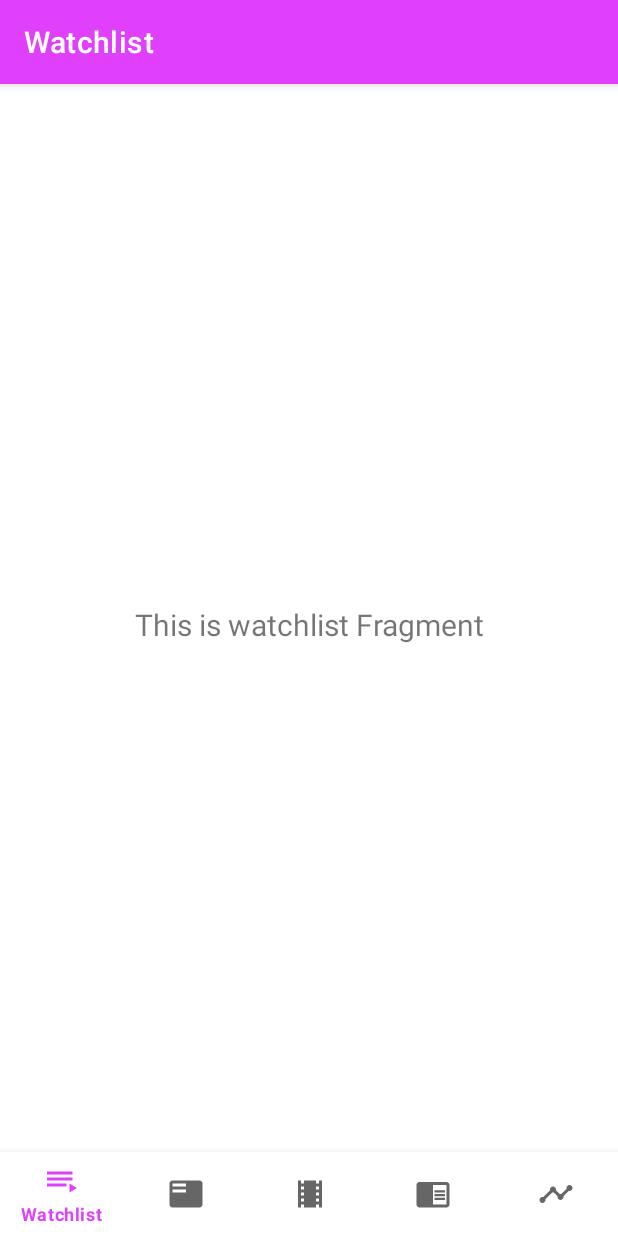
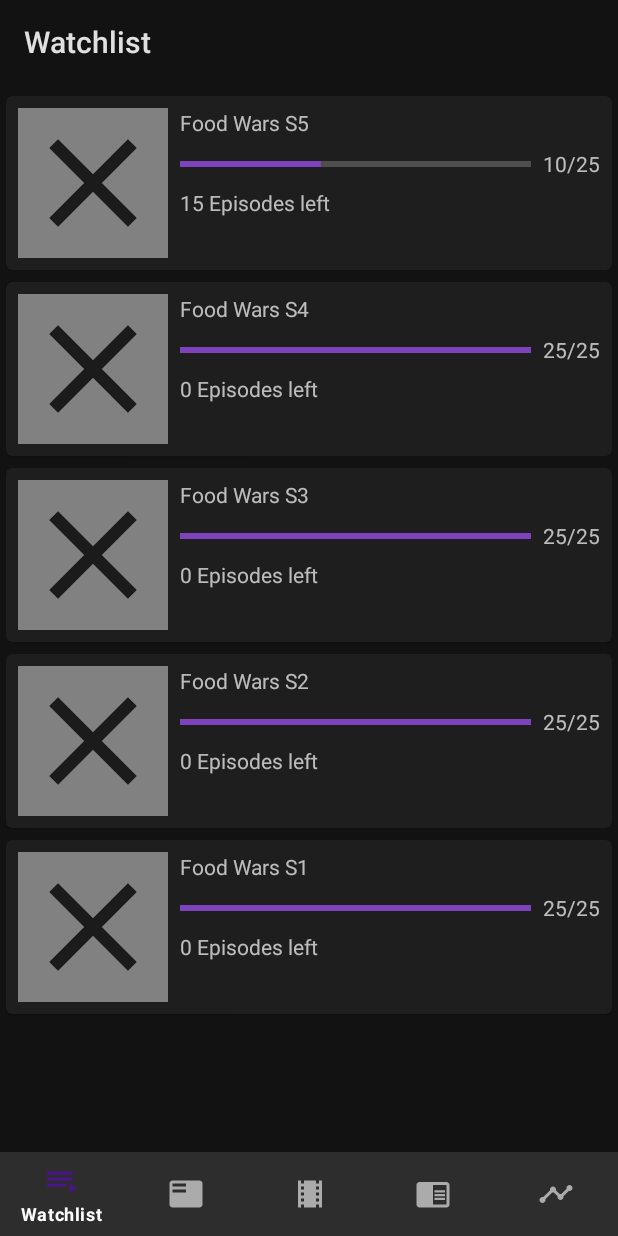
Before and after one commit to Sharkaboi/MediaHub, an Android app: the screen it shows after launch (MainActivity), on a phone screen of 412 x 824 dp. Run offline under Robolectric (Android 15) with nearby library versions, the phone set to English and light mode, and no system bars; our stand-ins replace navigation-ui; pictures from the network do not load.

Commit message:
added watchlist model class, added recyclerview item xml, added watchlist adapter with dummy data in view model, added error placeholder vector, changed theme to dark theme, fixed naming.

```diff
--- /dev/null
+++ b/app/src/main/java/com/cybershark/mediahub/data/models/WatchListModel.kt
@@ -0,0 +1,8 @@
+package com.cybershark.mediahub.data.models
+
+data class WatchListModel(
+    val name:String,
+    val image_url:String,
+    val total_episodes:Long,
+    val watched_count:Long
+)
--- a/app/src/main/java/com/cybershark/mediahub/ui/watchlist/WatchListViewModel.kt
+++ /dev/null
@@ -1,13 +0,0 @@
-package com.cybershark.mediahub.ui.watchlist
-
-import androidx.lifecycle.LiveData
-import androidx.lifecycle.MutableLiveData
-import androidx.lifecycle.ViewModel
-
-class WatchListViewModel : ViewModel() {
-
-    private val _text = MutableLiveData<String>().apply {
-        value = "This is watchlist Fragment"
-    }
-    val text: LiveData<String> = _text
-}
--- /dev/null
+++ b/app/src/main/java/com/cybershark/mediahub/ui/watchlist/adapters/WatchListAdapter.kt
@@ -0,0 +1,46 @@
+package com.cybershark.mediahub.ui.watchlist.adapters
+
+import android.view.LayoutInflater
+import android.view.View
+import android.view.ViewGroup
+import android.widget.ImageView
+import android.widget.ProgressBar
+import android.widget.TextView
+import androidx.recyclerview.widget.RecyclerView
+import com.bumptech.glide.Glide
+import com.bumptech.glide.load.resource.bitmap.CenterCrop
+import com.bumptech.glide.load.resource.bitmap.RoundedCorners
+import com.cybershark.mediahub.R
+import com.cybershark.mediahub.data.models.WatchListModel
+
+class WatchListAdapter : RecyclerView.Adapter<WatchListAdapter.WatchListViewHolder>() {
+
+    lateinit var itemList: List<WatchListModel>
+
+    inner class WatchListViewHolder(item: View) : RecyclerView.ViewHolder(item) {
+        val tvItemName=item.findViewById<TextView>(R.id.tvItemName)!!
+        val ivBanner=item.findViewById<ImageView>(R.id.ivBanner)!!
+        val pbEpisodes=item.findViewById<ProgressBar>(R.id.pbEpisodes)!!
+        val tvEpisodeWatchedCount=item.findViewById<TextView>(R.id.tvEpisodeWatchedCount)!!
+        val tvEpisodesLeft=item.findViewById<TextView>(R.id.tvEpisodesLeft)!!
+    }
+
+    override fun onCreateViewHolder(parent: ViewGroup, viewType: Int): WatchListViewHolder {
+        return WatchListViewHolder(LayoutInflater.from(parent.context).inflate(R.layout.watchlist_item, parent, false))
+    }
+
+    override fun getItemCount(): Int {
+        return itemList.size
+    }
+
+    override fun onBindViewHolder(holder: WatchListViewHolder, position: Int) {
+        holder.apply {
+            tvItemName.text=itemList[position].name
+            Glide.with(ivBanner.context).load(itemList[position].image_url).transform(RoundedCorners(8),CenterCrop()).error(R.drawable.error_placeholder).into(ivBanner)
+            tvEpisodesLeft.text=("${itemList[position].total_episodes-itemList[position].watched_count} Episodes left")
+            tvEpisodeWatchedCount.text=("${itemList[position].watched_count}/${itemList[position].total_episodes}")
+            pbEpisodes.progress=(itemList[position].watched_count.toFloat()/itemList[position].total_episodes*100).toInt()
+        }
+    }
+
+}
--- a/app/src/main/java/com/cybershark/mediahub/ui/watchlist/WatchListFragment.kt
+++ b/app/src/main/java/com/cybershark/mediahub/ui/watchlist/view/WatchListFragment.kt
@@ -1,14 +1,17 @@
-package com.cybershark.mediahub.ui.watchlist
+package com.cybershark.mediahub.ui.watchlist.view
 
 import android.os.Bundle
 import android.view.LayoutInflater
 import android.view.View
 import android.view.ViewGroup
-import android.widget.TextView
 import androidx.fragment.app.Fragment
 import androidx.lifecycle.Observer
 import androidx.lifecycle.ViewModelProviders
+import androidx.recyclerview.widget.LinearLayoutManager
 import com.cybershark.mediahub.R
+import com.cybershark.mediahub.ui.watchlist.adapters.WatchListAdapter
+import com.cybershark.mediahub.ui.watchlist.viewmodel.WatchListViewModel
+import kotlinx.android.synthetic.main.fragment_watchlist.*
 
 class WatchListFragment : Fragment() {
 
@@ -16,16 +19,16 @@ class WatchListFragment : Fragment() {
 
     override fun onCreateView(inflater: LayoutInflater, container: ViewGroup?, savedInstanceState: Bundle?): View? {
         watchListViewModel = ViewModelProviders.of(this).get(WatchListViewModel::class.java)
-        val rootView = inflater.inflate(R.layout.fragment_watchlist, container, false)
-        val textView: TextView = rootView.findViewById(R.id.text_watchlist)
-        watchListViewModel.text.observe(viewLifecycleOwner, Observer {
-            textView.text = it
-        })
-        return rootView
+        return inflater.inflate(R.layout.fragment_watchlist, container, false)
     }
 
     override fun onViewCreated(view: View, savedInstanceState: Bundle?) {
         super.onViewCreated(view, savedInstanceState)
-
+        rvWatchlist.layoutManager=LinearLayoutManager(requireContext())
+        val adapter=WatchListAdapter()
+        watchListViewModel.watchListDummy.observe(viewLifecycleOwner, Observer {
+            adapter.itemList=it
+        })
+        rvWatchlist.adapter=adapter
     }
 }
--- /dev/null
+++ b/app/src/main/java/com/cybershark/mediahub/ui/watchlist/viewmodel/WatchListViewModel.kt
@@ -0,0 +1,24 @@
+package com.cybershark.mediahub.ui.watchlist.viewmodel
+
+import androidx.lifecycle.LiveData
+import androidx.lifecycle.MutableLiveData
+import androidx.lifecycle.ViewModel
+import com.cybershark.mediahub.data.models.WatchListModel
+
+class WatchListViewModel : ViewModel() {
+
+    private val _text = MutableLiveData<String>().apply {
+        value = "This is watchlist Fragment"
+    }
+    private val _watchListDummy=MutableLiveData<List<WatchListModel>>().apply {
+        value = listOf(
+            WatchListModel("Food Wars S5","https://upload.wikimedia.org/wikipedia/en/d/d3/Shokugeki_no_Souma_Volume_1.jpg",25L,10L),
+            WatchListModel("Food Wars S4","",25L,25L),
+            WatchListModel("Food Wars S3","https://upload.wikimedia.org/wikipedia/en/d/d3/Shokugeki_no_Souma_Volume_1.jpg",25L,25L),
+            WatchListModel("Food Wars S2","https://upload.wikimedia.org/wikipedia/en/d/d3/Shokugeki_no_Souma_Volume_1.jpg",25L,25L),
+            WatchListModel("Food Wars S1","https://upload.wikimedia.org/wikipedia/en/d/d3/Shokugeki_no_Souma_Volume_1.jpg",25L,25L)
+            )
+    }
+    val text: LiveData<String> = _text
+    val watchListDummy: LiveData<List<WatchListModel>> = _watchListDummy
+}
--- /dev/null
+++ b/app/src/main/res/drawable/error_placeholder.xml
@@ -0,0 +1,13 @@
+<vector xmlns:android="http://schemas.android.com/apk/res/android"
+    android:width="24dp"
+    android:height="24dp"
+    android:viewportWidth="24.0"
+    android:viewportHeight="24.0">
+    <path
+        android:fillColor="#AFAFAFAF"
+        android:pathData="M 0,0 L 100,0 0,100 z" />
+    <path
+        android:fillColor="#1B1B1B"
+        android:pathData="M19,6.41L17.59,5 12,10.59 6.41,5 5,6.41 10.59,12 5,17.59 6.41,19 12,13.41 17.59,19 19,17.59 13.41,12z" />
+
+</vector>
--- a/app/src/main/res/layout/activity_main.xml
+++ b/app/src/main/res/layout/activity_main.xml
@@ -10,6 +10,7 @@
         android:layout_width="0dp"
         android:layout_height="wrap_content"
         android:layout_marginStart="0dp"
+        app:itemTextColor="?attr/colorOnSurface"
         android:layout_marginEnd="0dp"
         android:background="?android:attr/windowBackground"
         app:layout_constraintBottom_toBottomOf="parent"
--- a/app/src/main/res/layout/fragment_watchlist.xml
+++ b/app/src/main/res/layout/fragment_watchlist.xml
@@ -4,17 +4,15 @@
     android:layout_width="match_parent"
     android:layout_height="match_parent"
     xmlns:tools="http://schemas.android.com/tools"
-    tools:context=".ui.watchlist.WatchListFragment">
+    tools:context=".ui.watchlist.view.WatchListFragment">
 
-    <TextView
-        android:id="@+id/text_watchlist"
+    <androidx.recyclerview.widget.RecyclerView
+        android:id="@+id/rvWatchlist"
         android:layout_width="match_parent"
-        android:layout_height="wrap_content"
-        android:layout_marginStart="8dp"
-        android:layout_marginTop="8dp"
-        android:layout_marginEnd="8dp"
-        android:textAlignment="center"
-        android:textSize="20sp"
+        tools:listitem="@layout/watchlist_item"
+        android:paddingVertical="4dp"
+        tools:itemCount="400"
+        android:layout_height="match_parent"
         app:layout_constraintBottom_toBottomOf="parent"
         app:layout_constraintEnd_toEndOf="parent"
         app:layout_constraintStart_toStartOf="parent"
--- /dev/null
+++ b/app/src/main/res/layout/watchlist_item.xml
@@ -0,0 +1,74 @@
+<?xml version="1.0" encoding="utf-8"?>
+<com.google.android.material.card.MaterialCardView xmlns:android="http://schemas.android.com/apk/res/android"
+    xmlns:app="http://schemas.android.com/apk/res-auto"
+    android:layout_height="wrap_content"
+    android:layout_width="match_parent"
+    app:cardCornerRadius="4dp"
+    android:layout_margin="4dp"
+    app:cardElevation="1dp"
+    xmlns:tools="http://schemas.android.com/tools">
+
+    <androidx.constraintlayout.widget.ConstraintLayout
+        android:layout_width="match_parent"
+        android:layout_height="wrap_content">
+
+        <TextView
+            android:id="@+id/tvItemName"
+            android:layout_width="0dp"
+            android:layout_height="wrap_content"
+            android:layout_marginStart="8dp"
+            android:layout_marginTop="8dp"
+            android:layout_marginEnd="8dp"
+            app:layout_constraintEnd_toEndOf="parent"
+            app:layout_constraintStart_toEndOf="@+id/ivBanner"
+            app:layout_constraintTop_toTopOf="parent"
+            tools:text="Shokugeki No Souma - Fifth Plate" />
+
+        <ImageView
+            android:id="@+id/ivBanner"
+            android:layout_width="100dp"
+            android:layout_height="100dp"
+            android:layout_marginVertical="8dp"
+            android:layout_marginStart="8dp"
+            app:layout_constraintBottom_toBottomOf="parent"
+            app:layout_constraintStart_toStartOf="parent"
+            app:layout_constraintTop_toTopOf="parent"
+            tools:srcCompat="@tools:sample/avatars" />
+
+        <ProgressBar
+            android:id="@+id/pbEpisodes"
+            style="?android:attr/progressBarStyleHorizontal"
+            android:layout_width="0dp"
+            android:layout_height="wrap_content"
+            android:layout_marginHorizontal="8dp"
+            app:layout_constraintBottom_toBottomOf="@+id/tvEpisodeWatchedCount"
+            app:layout_constraintEnd_toStartOf="@+id/tvEpisodeWatchedCount"
+            app:layout_constraintStart_toEndOf="@+id/ivBanner"
+            app:layout_constraintTop_toTopOf="@+id/tvEpisodeWatchedCount"
+            tools:progress="40" />
+
+        <TextView
+            android:id="@+id/tvEpisodeWatchedCount"
+            android:layout_width="wrap_content"
+            android:layout_height="wrap_content"
+            android:layout_marginTop="8dp"
+            android:layout_marginEnd="8dp"
+            app:layout_constraintBottom_toBottomOf="parent"
+            app:layout_constraintEnd_toEndOf="parent"
+            app:layout_constraintTop_toBottomOf="@+id/tvItemName"
+            app:layout_constraintVertical_bias="0.0"
+            tools:text="10/25" />
+
+        <TextView
+            android:id="@+id/tvEpisodesLeft"
+            android:layout_width="wrap_content"
+            android:layout_height="wrap_content"
+            android:layout_marginStart="8dp"
+            android:layout_marginTop="8dp"
+            app:layout_constraintBottom_toBottomOf="parent"
+            app:layout_constraintStart_toEndOf="@+id/ivBanner"
+            app:layout_constraintTop_toBottomOf="@+id/pbEpisodes"
+            app:layout_constraintVertical_bias="0.0"
+            tools:text="15 Episodes left" />
+    </androidx.constraintlayout.widget.ConstraintLayout>
+</com.google.android.material.card.MaterialCardView>
--- a/app/src/main/res/menu/bottom_nav_menu.xml
+++ b/app/src/main/res/menu/bottom_nav_menu.xml
@@ -25,4 +25,5 @@
         android:id="@+id/navigation_stats"
         android:icon="@drawable/ic_stats"
         android:title="@string/stats" />
+
 </menu>
--- a/app/src/main/res/navigation/mobile_navigation.xml
+++ b/app/src/main/res/navigation/mobile_navigation.xml
@@ -7,7 +7,7 @@
 
     <fragment
         android:id="@+id/navigation_list"
-        android:name="com.cybershark.mediahub.ui.watchlist.WatchListFragment"
+        android:name="com.cybershark.mediahub.ui.watchlist.view.WatchListFragment"
         android:label="@string/watchlist"
         tools:layout="@layout/fragment_watchlist" />
 
--- a/app/src/main/res/values/colors.xml
+++ b/app/src/main/res/values/colors.xml
@@ -1,6 +1,8 @@
 <?xml version="1.0" encoding="utf-8"?>
 <resources>
-    <color name="colorPrimary">#E040FB</color>
-    <color name="colorPrimaryDark">#3700B3</color>
-    <color name="colorAccent">#03DAC5</color>
+    <color name="colorPrimary">#4a148c</color>
+    <color name="colorPrimaryDark">#12005e</color>
+    <color name="colorAccent">#7c43bd</color>
+    <color name="grey">#121212</color>
+    <color name="lighterGrey">#1b1b1b</color>
 </resources>
--- a/app/src/main/res/values/styles.xml
+++ b/app/src/main/res/values/styles.xml
@@ -1,7 +1,7 @@
 <resources>
 
     <!-- Base application theme. -->
-    <style name="AppTheme" parent="Theme.MaterialComponents.DayNight.DarkActionBar">
+    <style name="AppTheme" parent="Theme.MaterialComponents">
         <!-- Customize your theme here. -->
         <item name="colorPrimary">@color/colorPrimary</item>
         <item name="colorPrimaryDark">@color/colorPrimaryDark</item>
```
